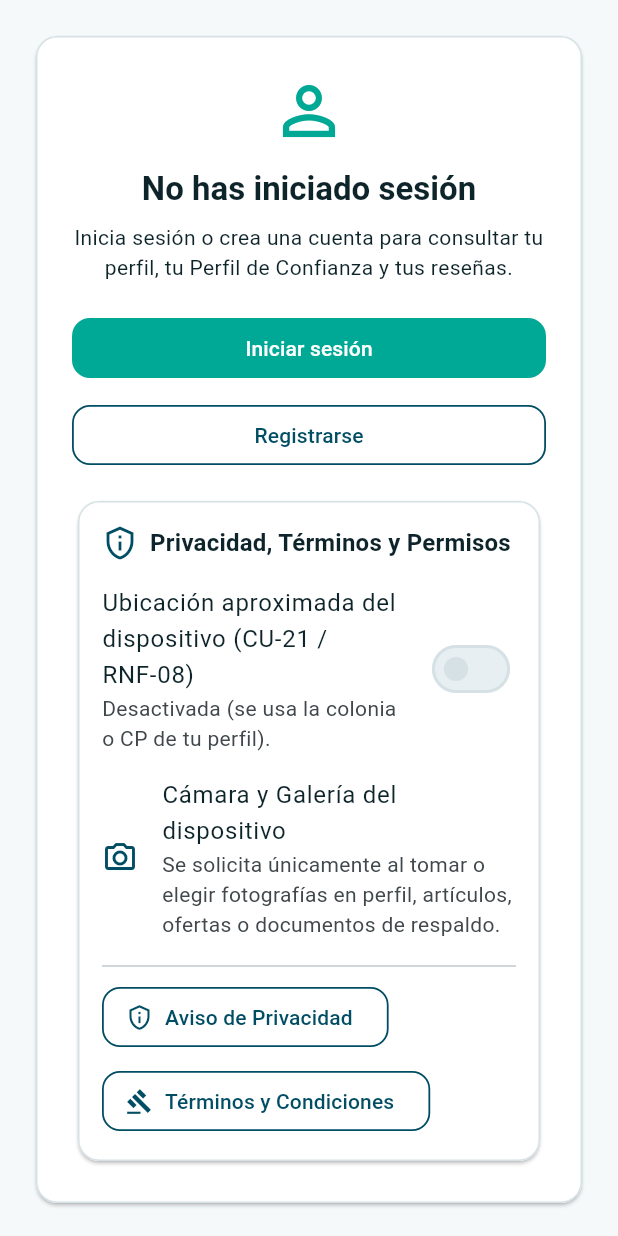
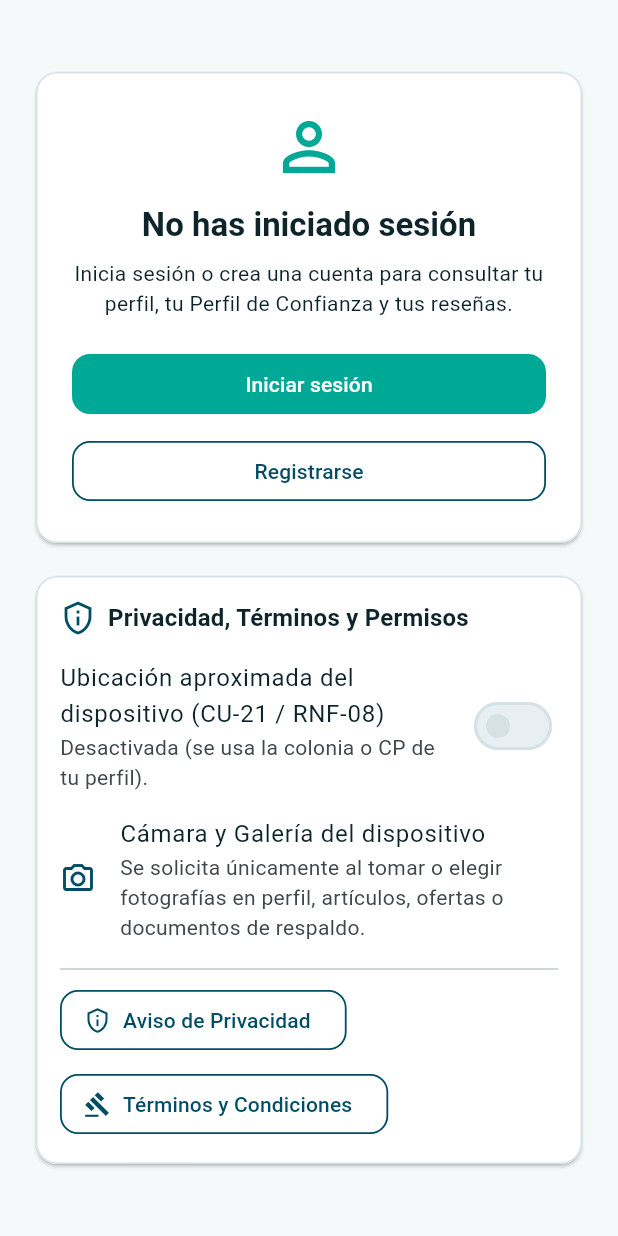
Before and after one commit to MiguelAngelGonz/Donaciones, a Flutter app: the _LoggedOutProfileView widget shown alone on an empty page, opened directly with empty values, on a phone screen of 412 x 824 dp. Run offline on Flutter 3.47's test engine with Material 3 defaults, Android fonts, the phone set to English and light mode, and no system bars; our stand-ins replace flutter_riverpod, go_router; missing offline and left inert: geolocator_android, image_picker_android, image_picker_platform_interface; project files that could hold a hidden picture were left out.

Commit message:
fix(profile,auth): resolve final review card nesting, URI parsing, and test coverage

```diff
--- a/lib/features/profile/presentation/profile_screen.dart
+++ b/lib/features/profile/presentation/profile_screen.dart
@@ -122,7 +122,11 @@ class _LoggedOutProfileView extends StatelessWidget {
         padding: const EdgeInsets.all(20),
         child: ConstrainedBox(
           constraints: const BoxConstraints(maxWidth: 440),
-          child: Card(
+          child: Column(
+            mainAxisSize: MainAxisSize.min,
+            crossAxisAlignment: CrossAxisAlignment.stretch,
+            children: [
+              Card(
                 child: Padding(
                   padding: const EdgeInsets.all(24),
                   child: Column(
@@ -158,11 +162,13 @@ class _LoggedOutProfileView extends StatelessWidget {
                         onPressed: onRegister,
                         child: const Text('Registrarse'),
                       ),
-                  const SizedBox(height: 16),
-                  const LegalAndPermissionsCard(),
                     ],
                   ),
                 ),
+              ),
+              const SizedBox(height: 14),
+              const LegalAndPermissionsCard(),
+            ],
           ),
         ),
       ),
```
Also changed, not shown: lib/features/auth/presentation/auth_form_widgets.dart (+14 -4 lines), 2 other files. Lines whose indentation alone changed are shown as unchanged.
